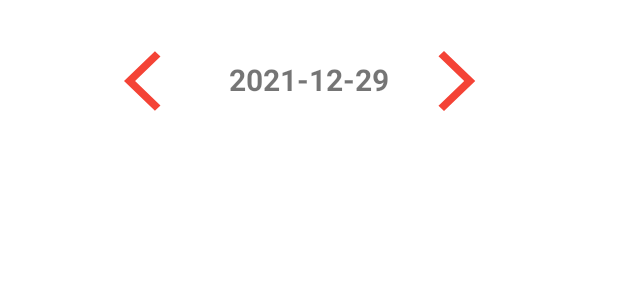
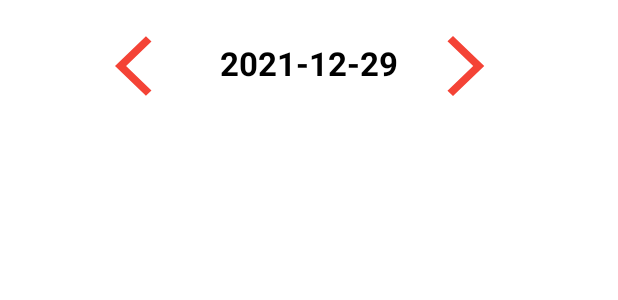
Before and after one commit to NamJa/Feetball_Football, an Android app: the layout fragment_fixture.xml on its own in the app's theme, with its tools: preview values and no code run, on a phone screen of 412 x 824 dp. Shown: the top 300 px of the screen. Run offline under Robolectric (Android 15) with nearby library versions, the phone set to English and light mode, and no system bars; network calls fail.

Commit message:
change text color

```diff
--- a/app/src/main/res/drawable/ic_arrow_back.xml
+++ b/app/src/main/res/drawable/ic_arrow_back.xml
@@ -1,5 +1,5 @@
 <vector android:autoMirrored="true" android:height="24dp"
-    android:tint="#FFFFFF" android:viewportHeight="24"
+    android:tint="#000000" android:viewportHeight="24"
     android:viewportWidth="24" android:width="24dp" xmlns:android="http://schemas.android.com/apk/res/android">
     <path android:fillColor="@android:color/white" android:pathData="M11.67,3.87L9.9,2.1 0,12l9.9,9.9 1.77,-1.77L3.54,12z"/>
 </vector>
--- a/app/src/main/res/drawable/ic_arrow_forward.xml
+++ b/app/src/main/res/drawable/ic_arrow_forward.xml
@@ -1,5 +1,5 @@
 <vector android:autoMirrored="true" android:height="24dp"
-    android:tint="#FFFFFF" android:viewportHeight="24"
+    android:tint="#000000" android:viewportHeight="24"
     android:viewportWidth="24" android:width="24dp" xmlns:android="http://schemas.android.com/apk/res/android">
     <path android:fillColor="@android:color/white" android:pathData="M6.23,20.23l1.77,1.77l10,-10l-10,-10l-1.77,1.77l8.23,8.23z"/>
 </vector>
--- a/app/src/main/res/layout/fixture.xml
+++ b/app/src/main/res/layout/fixture.xml
@@ -26,10 +26,10 @@
         android:id="@+id/score_or_time"
         android:layout_width="wrap_content"
         android:layout_height="wrap_content"
-        android:layout_centerHorizontal="true"
-        android:layout_centerVertical="true"
+        android:layout_centerInParent="true"
         android:layout_marginHorizontal="20dp"
         android:text="1-1"
+        android:textColor="@color/black"
         android:textSize="20sp"
         android:textStyle="bold" />
 
--- a/app/src/main/res/layout/fragment_fixture.xml
+++ b/app/src/main/res/layout/fragment_fixture.xml
@@ -10,7 +10,7 @@
         android:layout_width="wrap_content"
         android:layout_height="wrap_content"
         android:layout_centerHorizontal="true"
-        android:layout_marginTop="30dp">
+        android:layout_marginTop="20dp">
 
         <Button
             android:id="@+id/prevFixture"
@@ -24,7 +24,10 @@
             android:layout_width="wrap_content"
             android:layout_height="wrap_content"
             android:layout_marginHorizontal="20dp"
-            android:textSize="20sp"
+            android:gravity="center_vertical"
+            android:textAlignment="gravity"
+            android:textColor="@color/black"
+            android:textSize="22sp"
             android:textStyle="bold"
             tools:text="2021-12-29" />
 
@@ -34,11 +37,11 @@
             android:background="@drawable/ic_arrow_forward"
             android:textSize="18sp" />
     </LinearLayout>
-<!--    <ProgressBar-->
-<!--        android:id="@+id/progressbar"-->
-<!--        android:layout_width="match_parent"-->
-<!--        android:layout_height="wrap_content"-->
-<!--        android:layout_below="@id/date_container"/>-->
+    <!--    <ProgressBar-->
+    <!--        android:id="@+id/progressbar"-->
+    <!--        android:layout_width="match_parent"-->
+    <!--        android:layout_height="wrap_content"-->
+    <!--        android:layout_below="@id/date_container"/>-->
 
 
     <androidx.recyclerview.widget.RecyclerView
```
